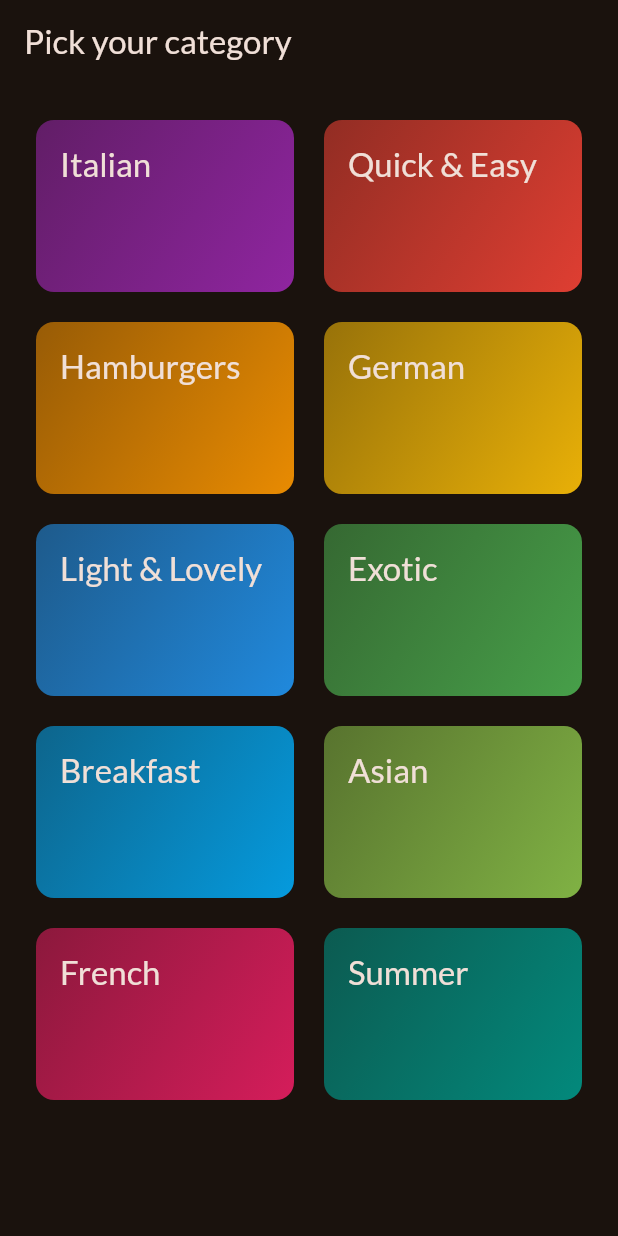
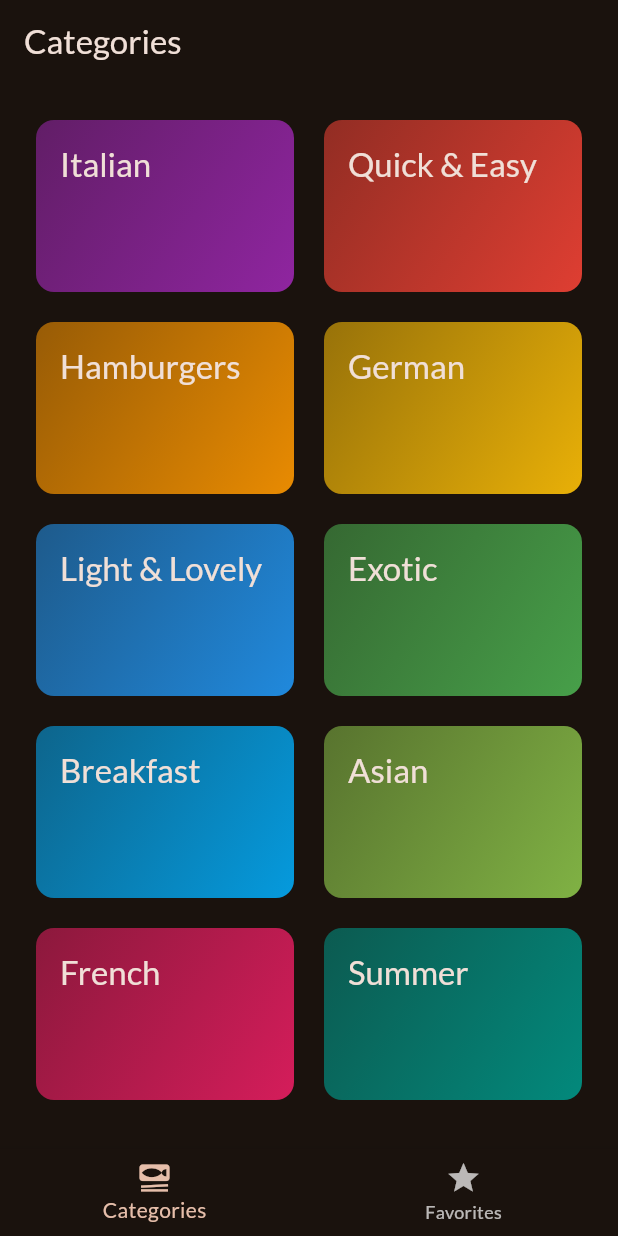
Before and after one commit to Mowgle88/meals_app, a Flutter app: the screen it shows after launch, on a phone screen of 412 x 824 dp. Run offline on Flutter 3.47's test engine with Material 2 defaults, Android fonts, the phone set to English and light mode, and no system bars; our stand-ins replace google_fonts, transparent_image.

```diff
--- a/lib/main.dart
+++ b/lib/main.dart
@@ -1,7 +1,7 @@
 import 'package:flutter/material.dart';
 
 import 'package:google_fonts/google_fonts.dart';
-import 'package:meals_app/screens/categories.dart';
+import 'package:meals_app/screens/tabs.dart';
 
 final theme = ThemeData(
   useMaterial3: true,
@@ -23,7 +23,7 @@ class App extends StatelessWidget {
   Widget build(BuildContext context) {
     return MaterialApp(
       theme: theme,
-      home: const CategoriesScreen(),
+      home: const TabsScreen(),
     );
   }
 }
--- a/lib/screens/categories.dart
+++ b/lib/screens/categories.dart
@@ -25,12 +25,7 @@ class CategoriesScreen extends StatelessWidget {
 
   @override
   Widget build(BuildContext context) {
-    return Scaffold(
-      appBar: AppBar(
-        title: const Text('Pick your category'),
-      ),
-      // body: GridView.builder(gridDelegate: gridDelegate, itemBuilder: itemBuilder),
-      body: GridView(
+    return GridView(
       padding: const EdgeInsets.all(24),
       gridDelegate: const SliverGridDelegateWithFixedCrossAxisCount(
         crossAxisCount: 2,
@@ -45,7 +40,6 @@ class CategoriesScreen extends StatelessWidget {
                 _selectCategory(context, category);
               }))
           .toList(),
-      ),
     );
   }
 }
--- /dev/null
+++ b/lib/screens/tabs.dart
@@ -0,0 +1,52 @@
+import 'package:flutter/material.dart';
+import 'package:meals_app/screens/categories.dart';
+import 'package:meals_app/screens/meals.dart';
+
+class TabsScreen extends StatefulWidget {
+  const TabsScreen({super.key});
+
+  @override
+  State<TabsScreen> createState() => _TabsScreenState();
+}
+
+class _TabsScreenState extends State<TabsScreen> {
+  int _selectedPageIndex = 0;
+
+  void _selectPage(int index) {
+    setState(() {
+      _selectedPageIndex = index;
+    });
+  }
+
+  @override
+  Widget build(BuildContext context) {
+    Widget activePage = const CategoriesScreen();
+    var activePageTitle = 'Categories';
+
+    if (_selectedPageIndex == 1) {
+      activePage = const MealsScreen(meals: []);
+      activePageTitle = 'Favorites';
+    }
+
+    return Scaffold(
+      appBar: AppBar(
+        title: Text(activePageTitle),
+      ),
+      body: activePage,
+      bottomNavigationBar: BottomNavigationBar(
+        onTap: _selectPage,
+        currentIndex: _selectedPageIndex,
+        items: const [
+          BottomNavigationBarItem(
+            icon: Icon(Icons.set_meal),
+            label: 'Categories',
+          ),
+          BottomNavigationBarItem(
+            icon: Icon(Icons.star),
+            label: 'Favorites',
+          ),
+        ],
+      ),
+    );
+  }
+}
```
Also changed, not shown: lib/screens/meals.dart (+11 -3 lines). Lines whose indentation alone changed are shown as unchanged.
